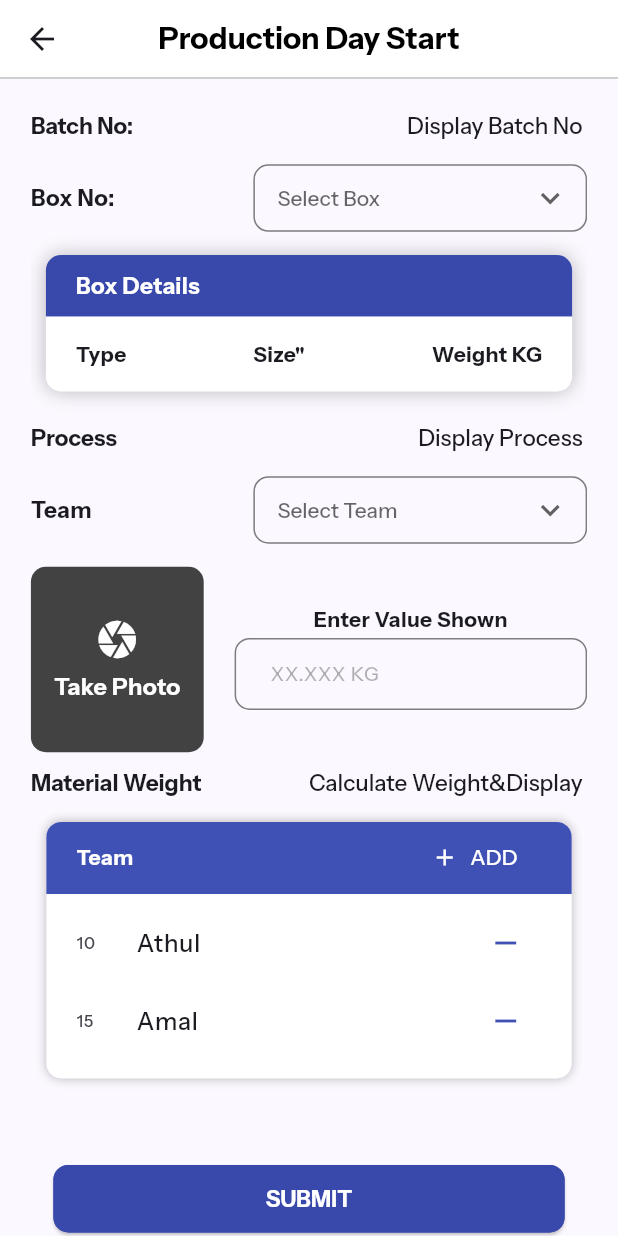
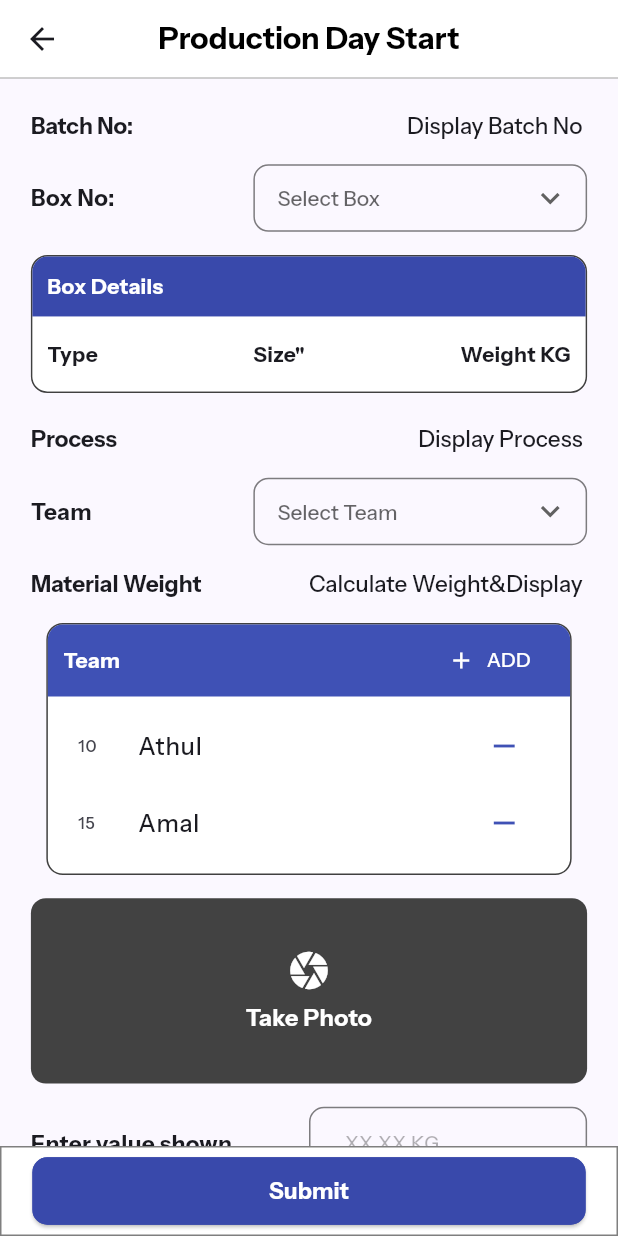
Before and after one commit to ananthuvs2000/dthexports, a Flutter app: the DayStart screen opened directly, on a phone screen of 412 x 824 dp. Run offline on Flutter 3.47's test engine with Material 2 defaults, Android fonts, the phone set to English and light mode, and no system bars; our stand-ins replace flutter_screenutil, get, image_picker; project files that could hold a hidden picture were left out.

Commit message:
ui changes

```diff
--- a/lib/screens/standard/production/daystart.dart
+++ b/lib/screens/standard/production/daystart.dart
@@ -1,9 +1,10 @@
 import 'package:dth/theme/layout.dart';
 import 'package:dth/widgets/appbar_underline.dart';
+import 'package:dth/widgets/bottom_actions_area.dart';
 import 'package:dth/widgets/box_info_display.dart';
 import 'package:dth/widgets/drop_down_menu_field.dart';
-import 'package:dth/widgets/dt_text_field.dart';
 import 'package:dth/widgets/dynamic_field_row.dart';
+import 'package:dth/widgets/number_entry_field.dart';
 import 'package:dth/widgets/open_camera_button.dart';
 import 'package:dth/widgets/primary_elevated_button.dart';
 import 'package:dth/widgets/spacer.dart';
@@ -29,12 +30,13 @@ class _DayStartState extends State<DayStart> {
         bottom: appBarUnderline,
       ),
       body: SafeArea(
-        child: Padding(
+        child: Column(
+          children: [
+            Expanded(
+              child: ListView(
                 padding: EdgeInsets.symmetric(horizontal: PageLayout.pagePaddingX),
-          child: SingleChildScrollView(
-            scrollDirection: Axis.vertical,
                 physics: const BouncingScrollPhysics(),
-            child: Column(
+                shrinkWrap: true,
                 children: [
                   hSpace(20),
                   const DynamicFieldRow(label: 'Batch No:', value: 'Display Batch No'),
@@ -78,43 +80,10 @@ class _DayStartState extends State<DayStart> {
                       print(selectedVal.toString());
                     },
                   ),
+
                   hSpace(15),
-                Row(
-                  mainAxisAlignment: MainAxisAlignment.spaceBetween,
-                  children: [
-                    OpenImageButton(
-                      label: 'Take Photo',
-                      icon: Icons.camera,
-                      onTap: () {},
-                    ),
-                    wSpace(20),
-                    // Field to Enter Value
-                    Expanded(
-                      child: Column(
-                        children: [
-                          const Text(
-                            'Enter Value Shown',
-                            style: TextStyle(fontWeight: FontWeight.bold, height: 1),
-                            textAlign: TextAlign.center,
-                            maxLines: 2,
-                          ),
-                          hSpace(5),
-                          DthTextField(
-                            hintText: 'XX.XXX KG',
-                            controller: TextEditingController(),
-                            validator: (value) {
-                              return null;
-                            },
-                          ),
-                        ],
-                      ),
-                    )
-                  ],
-                ),
-                const SizedBox(
-                  height: 10,
-                ),
-                const DynamicFieldRow(label: 'Material Weight', value: 'Calculate Weight&Display'),
+                  const DynamicFieldRow(
+                      label: 'Material Weight', value: 'Calculate Weight&Display'),
                   hSpace(15),
                   TeamManagerWidget(
                     editable: true,
@@ -123,17 +92,37 @@ class _DayStartState extends State<DayStart> {
                       WorkerData(id: 15, name: 'Amal'),
                     ],
                   ),
-                hSpace(40),
-                Padding(
-                  padding: const EdgeInsets.all(15),
-                  child: SizedBox(
-                    width: MediaQuery.sizeOf(context).width,
-                    child: PrimaryElevatedButton(onPressed: () {}, label: 'SUBMIT'),
+
+                  hSpace(15),
+                  OpenImageButton(
+                    label: 'Take Photo',
+                    icon: Icons.camera,
+                    onTap: () {},
+                  ),
+                  hSpace(15),
+                  // Field to Enter Value
+                  NumberEntryField(
+                    label: 'Enter value shown',
+                    controller: TextEditingController(),
+                    validator: (value) {
+                      return null;
+                    },
+                  ),
+                  hSpace(50),
+                ],
+              ),
+            ), // End of listview
+            BottomActionsArea(
+              children: [
+                Expanded(
+                  child: PrimaryElevatedButton(
+                    onPressed: () {},
+                    label: 'Submit',
                   ),
                 ),
               ],
             ),
-          ),
+          ],
         ),
       ),
     );
--- a/lib/theme/app_theme.dart
+++ b/lib/theme/app_theme.dart
@@ -22,7 +22,7 @@ InputDecorationTheme inputTheme = InputDecorationTheme(
     if (states.contains(MaterialState.focused)) {
       return primaryColor;
     } else {
-      return Colors.black.withOpacity(0.1);
+      return Colors.black.withOpacity(0.25);
     }
   }),
 );
--- a/lib/widgets/box_info_display.dart
+++ b/lib/widgets/box_info_display.dart
@@ -18,27 +18,20 @@ class BoxInfoDisplay extends StatelessWidget {
   @override
   Widget build(BuildContext context) {
     return Container(
-      // padding: const EdgeInsets.all(10),
-      margin: const EdgeInsets.symmetric(horizontal: 10),
       decoration: BoxDecoration(
-        boxShadow: [
-          BoxShadow(
-            blurRadius: 10,
-            color: Colors.black.withOpacity(0.25),
-          ),
-        ],
+        border: Border.all(color: Colors.black.withOpacity(0.75)),
         color: Colors.white.withOpacity(1),
-        borderRadius: BorderRadius.circular(formFieldBorderRadius),
+        borderRadius: BorderRadius.circular(globalBorderRadius + 1),
       ),
       child: Column(
         children: [
           Container(
-            padding: const EdgeInsets.symmetric(horizontal: 20, vertical: 10),
+            padding: const EdgeInsets.symmetric(horizontal: 10, vertical: 10),
             decoration: BoxDecoration(
               color: primaryColor,
               borderRadius: const BorderRadius.only(
-                topLeft: Radius.circular(formFieldBorderRadius),
-                topRight: Radius.circular(formFieldBorderRadius),
+                topLeft: Radius.circular(globalBorderRadius),
+                topRight: Radius.circular(globalBorderRadius),
               ),
             ),
             child: const Row(
@@ -47,7 +40,7 @@ class BoxInfoDisplay extends StatelessWidget {
                   'Box Details',
                   style: TextStyle(
                     color: Colors.white,
-                    fontSize: 15,
+                    fontSize: 14,
                     fontWeight: FontWeight.bold,
                   ),
                 ),
@@ -55,7 +48,7 @@ class BoxInfoDisplay extends StatelessWidget {
             ),
           ),
           Container(
-            padding: const EdgeInsets.symmetric(horizontal: 20),
+            padding: const EdgeInsets.symmetric(horizontal: 10),
             decoration: BoxDecoration(
               color: Colors.white.withOpacity(0.25),
               borderRadius: const BorderRadius.only(
@@ -89,5 +82,6 @@ class BoxInfoDisplay extends StatelessWidget {
 }
 
 const infoTextSize = TextStyle(
+  fontSize: 14,
   fontWeight: FontWeight.bold,
 );
--- a/lib/widgets/number_entry_field.dart
+++ b/lib/widgets/number_entry_field.dart
@@ -26,6 +26,7 @@ class NumberEntryField extends StatelessWidget {
             style: const TextStyle(
               fontWeight: FontWeight.bold,
               fontSize: 15,
+              height: 0,
             ),
             maxLines: 2,
           ),
--- a/lib/widgets/open_camera_button.dart
+++ b/lib/widgets/open_camera_button.dart
@@ -11,10 +11,12 @@ class OpenImageButton extends StatelessWidget {
     required this.icon,
     required this.onTap,
     super.key,
+    this.width,
   });
   final void Function()? onTap;
   final String label;
   final IconData icon;
+  final double? width;
 
   @override
   Widget build(BuildContext context) {
@@ -24,6 +26,7 @@ class OpenImageButton extends StatelessWidget {
       borderRadius: BorderRadius.circular(borderRad),
       child: Ink(
         height: 120.h,
+        width: width,
         padding: EdgeInsets.all(15.h),
         decoration: BoxDecoration(
           borderRadius: BorderRadius.circular(borderRad),
--- a/lib/widgets/team_manager_list.dart
+++ b/lib/widgets/team_manager_list.dart
@@ -31,22 +31,16 @@ class _TeamManagerWidgetState extends State<TeamManagerWidget> {
       padding: EdgeInsets.zero,
       margin: EdgeInsets.symmetric(horizontal: 10.w),
       decoration: BoxDecoration(
-        borderRadius: BorderRadius.circular(10),
-        color: Colors.white.withOpacity(1),
-        boxShadow: [
-          BoxShadow(
-            blurRadius: 5,
-            color: Colors.black.withOpacity(0.25),
-          )
-        ],
-      ),
+          borderRadius: BorderRadius.circular(globalBorderRadius + 1),
+          color: Colors.white.withOpacity(1),
+          border: Border.all(color: Colors.black.withOpacity(0.75))),
       child: Column(
         mainAxisAlignment: MainAxisAlignment.start,
         mainAxisSize: MainAxisSize.min,
         children: [
           Container(
             margin: EdgeInsets.zero,
-            padding: const EdgeInsets.symmetric(horizontal: 20),
+            padding: EdgeInsets.symmetric(horizontal: 10.w),
             decoration: const BoxDecoration(
               borderRadius: BorderRadius.only(
                 topRight: Radius.circular(globalBorderRadius),
@@ -72,7 +66,10 @@ class _TeamManagerWidgetState extends State<TeamManagerWidget> {
                         ),
                         onPressed: () {},
                         icon: const Icon(Icons.add),
-                        label: const Text('ADD'),
+                        label: const Text(
+                          'ADD',
+                          style: TextStyle(fontSize: 13),
+                        ),
                       )
                     : hSpace(30),
               ],
@@ -82,10 +79,7 @@ class _TeamManagerWidgetState extends State<TeamManagerWidget> {
 
           if (widget.teamList.isNotEmpty)
             ListView.builder(
-              padding: const EdgeInsets.only(
-                top: 0,
-                bottom: 20,
-              ),
+              padding: const EdgeInsets.only(bottom: 15),
               shrinkWrap: true,
               itemExtent: 50.h,
               physics: const BouncingScrollPhysics(),
```
Also changed, not shown: lib/screens/standard/production/dayend.dart (+34 -94 lines), 1 other file. Lines whose indentation alone changed are shown as unchanged.
